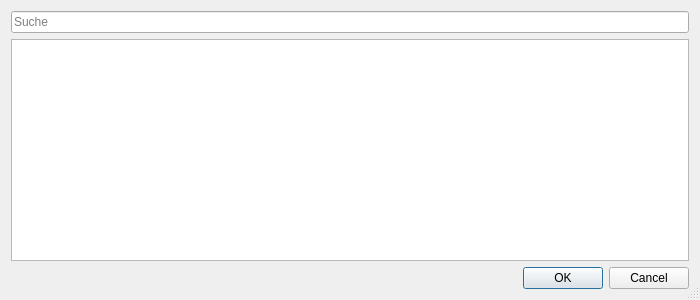
This is kleiner-brauhelfer/dialogs/dlgrohstoffauswahl.ui in kleiner-brauhelfer/kleiner-brauhelfer-2 as Qt 5 draws it before an edit. The edited form follows.
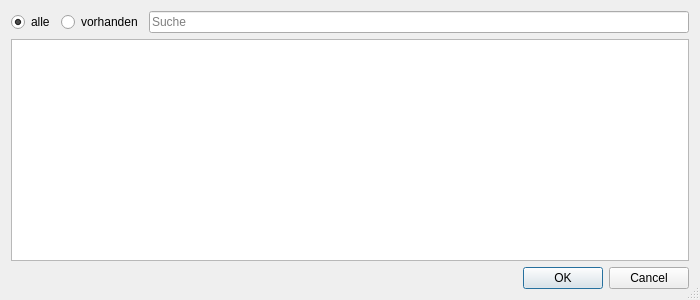
This is the edited form. Custom widgets are drawn as their Qt base class.

```diff
--- a/kleiner-brauhelfer/dialogs/dlgrohstoffauswahl.ui
+++ b/kleiner-brauhelfer/dialogs/dlgrohstoffauswahl.ui
@@ -24,6 +24,31 @@
   </property>
   <layout class="QVBoxLayout">
    <item>
+    <layout class="QHBoxLayout" name="horizontalLayout">
+     <item>
+      <widget class="QRadioButton" name="radioButtonAlle">
+       <property name="toolTip">
+        <string>&lt;html&gt;&lt;head/&gt;&lt;body&gt;&lt;p&gt;Hiermit werden &lt;span style=&quot; font-weight:600;&quot;&gt;alle Zutaten&lt;/span&gt; angezeigt.&lt;/p&gt;&lt;/body&gt;&lt;/html&gt;</string>
+       </property>
+       <property name="text">
+        <string>alle</string>
+       </property>
+       <property name="checked">
+        <bool>true</bool>
+       </property>
+      </widget>
+     </item>
+     <item>
+      <widget class="QRadioButton" name="radioButtonVorhanden">
+       <property name="toolTip">
+        <string>&lt;html&gt;&lt;head/&gt;&lt;body&gt;&lt;p&gt;Hiermit werden alle Zutaten angezeigt, welche eine &lt;span style=&quot; font-weight:600;&quot;&gt;Mengenangabe größer Null&lt;/span&gt; haben.&lt;/p&gt;&lt;/body&gt;&lt;/html&gt;</string>
+       </property>
+       <property name="text">
+        <string>vorhanden</string>
+       </property>
+      </widget>
+     </item>
+     <item>
     <widget class="QLineEdit" name="lineEditFilter">
      <property name="placeholderText">
       <string>Suche</string>
@@ -32,6 +57,8 @@
       <bool>true</bool>
      </property>
     </widget>
+     </item>
+    </layout>
    </item>
    <item>
     <widget class="TableView" name="tableView">
```
Lines whose indentation alone changed are shown as unchanged.
